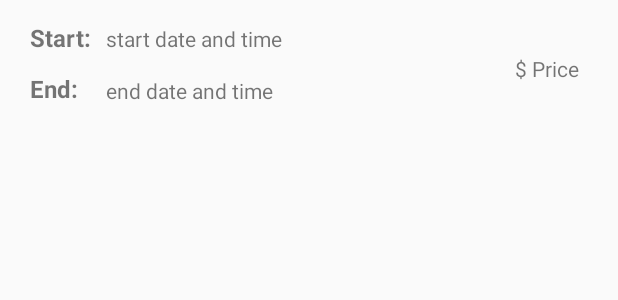
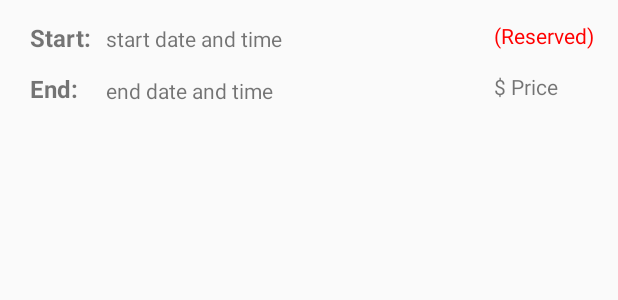
Before and after one commit to yunalee22/ParkNPay, an Android app: the layout owner_add_avail_item.xml on its own in the app's theme, with its tools: preview values and no code run, on a phone screen of 412 x 824 dp. Shown: the top 300 px of the screen. Run offline under Robolectric (Android 15) with nearby library versions, the phone set to English and light mode, and no system bars.

Commit message:
Update Text

```diff
--- a/app/src/main/java/edu/usc/parknpay/owner/AddAvailabilityAdapter.java
+++ b/app/src/main/java/edu/usc/parknpay/owner/AddAvailabilityAdapter.java
@@ -50,6 +50,12 @@ public class AddAvailabilityAdapter extends ArrayAdapter<ParkingSpotPost> {
         DecimalFormat df = new DecimalFormat("#.00");
         price.setText("$" + df.format(parkingSpotPost.getPrice()));
 
+        // If not reserved, hide the reserved tag
+        TextView reserved = (TextView) convertView.findViewById(R.id.reserved);
+        if (!parkingSpotPost.isReserved()) {
+            reserved.setVisibility(View.GONE);
+        }
+
         return convertView;
     }
 }
--- a/app/src/main/res/layout/owner_add_avail_item.xml
+++ b/app/src/main/res/layout/owner_add_avail_item.xml
@@ -29,17 +29,6 @@
         android:textSize="16sp" />
 
     <TextView
-        android:text="$ Price"
-        android:layout_width="wrap_content"
-        android:layout_height="wrap_content"
-        android:layout_alignParentRight="true"
-        android:layout_alignParentEnd="true"
-        android:layout_marginRight="26dp"
-        android:layout_marginEnd="26dp"
-        android:id="@+id/price"
-        android:layout_below="@+id/textView7" />
-
-    <TextView
         android:text="start date and time"
         android:layout_width="wrap_content"
         android:layout_height="wrap_content"
@@ -59,4 +48,26 @@
         android:layout_alignBottom="@+id/textView18"
         android:layout_alignLeft="@+id/start"
         android:layout_alignStart="@+id/start" />
+
+    <TextView
+        android:text="$ Price"
+        android:layout_width="wrap_content"
+        android:layout_height="wrap_content"
+        android:layout_marginRight="40dp"
+        android:layout_marginEnd="40dp"
+        android:id="@+id/price"
+        android:layout_alignTop="@+id/textView18"
+        android:layout_alignParentRight="true"
+        android:layout_alignParentEnd="true" />
+
+    <TextView
+        android:text="(Reserved)"
+        android:layout_width="wrap_content"
+        android:layout_height="wrap_content"
+        android:textColor="#FF0000"
+        android:id="@+id/reserved"
+        android:layout_alignTop="@+id/textView7"
+        android:layout_alignLeft="@+id/price"
+        android:layout_alignStart="@+id/price"
+        android:layout_alignBottom="@+id/textView7" />
 </RelativeLayout>
```
